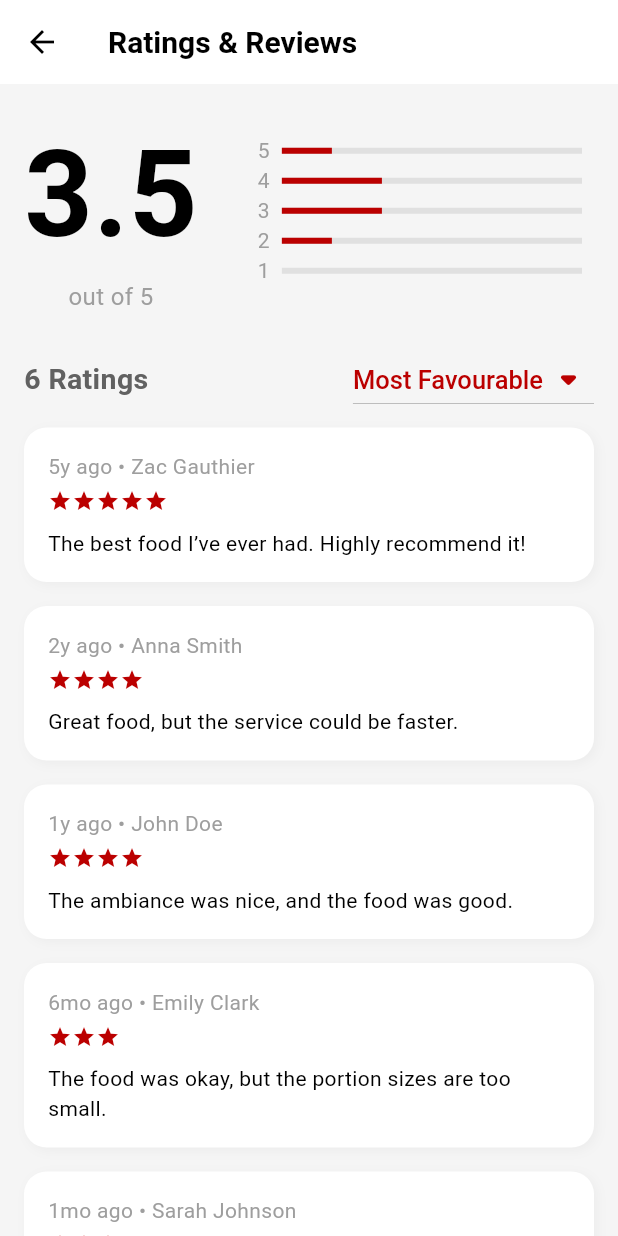
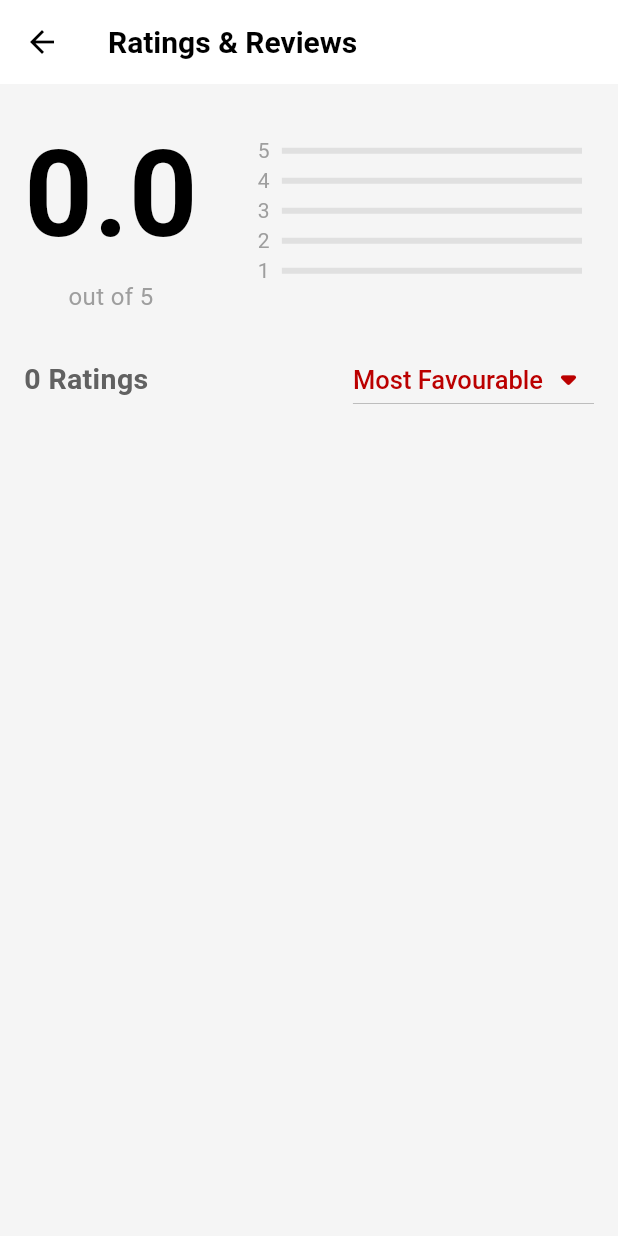
Before and after one commit to C04-PBP/mineat-mobile, a Flutter app: the FoodDetailsScreen screen opened directly with empty values, after a tap on "Ratings & Reviews", on a phone screen of 412 x 824 dp. Run offline on Flutter 3.47's test engine with Material 3 defaults, Android fonts, the phone set to English and light mode, and no system bars; our stand-ins replace smooth_page_indicator; missing offline and left inert: pbp_django_auth; network calls fail.

Commit message:
removing dummy

```diff
--- a/lib/screens/food_details_screen.dart
+++ b/lib/screens/food_details_screen.dart
@@ -45,81 +45,6 @@ class _FoodDetailsScreenState extends State<FoodDetailsScreen> {
   // Hardcoded data for each page
   bool isLoading = true;
   List<Map<String, dynamic>> reviewsData = [
-    {
-      'title': 'Amazing Food',
-      'rating': 5,
-      'reviewer': 'Zac Gauthier',
-      'timeAgo': '5y ago',
-      'content': 'The best food I’ve ever had. Highly recommend it!',
-      'response': 'We\'re thrilled you enjoyed your experience! Thank you!',
-    },
-    {
-      'title': 'Delicious',
-      'rating': 4,
-      'reviewer': 'Anna Smith',
-      'timeAgo': '2y ago',
-      'content': 'Great food, but the service could be faster.',
-      'response': 'We appreciate your feedback and will improve.',
-    },
-    {
-      'title': 'Good Experience',
-      'rating': 4,
-      'reviewer': 'John Doe',
-      'timeAgo': '1y ago',
-      'content': 'The ambiance was nice, and the food was good.',
-      'response': 'Thank you for your kind words!',
-    },
-    {
-      'title': 'Not bad',
-      'rating': 3,
-      'reviewer': 'Emily Clark',
-      'timeAgo': '6mo ago',
-      'content': 'The food was okay, but the portion sizes are too small.',
-      'response': 'We\'ll work on improving portion sizes. Thank you!',
-    },
-    {
-      'title': 'Disappointing',
-      'rating': 2,
-      'reviewer': 'Jake Williams',
-      'timeAgo': '3mo ago',
-      'content': 'Service was slow, and the food was cold.',
-      'response': 'We’re sorry to hear this. We’re working to improve!',
-    },
-    {
-      'title': 'Could be better',
-      'rating': 3,
-      'reviewer': 'Sarah Johnson',
-      'timeAgo': '1mo ago',
-      'content': 'The desserts were great, but the main course wasn’t.',
-      'response': 'Thank you for the feedback. We’ll improve!',
-    },
-  ];
-
-  final List<Map<String, dynamic>> reviewsDataHelpful = [
-    {
-      'title': 'Amazing Food',
-      'rating': 5,
-      'reviewer': 'Zac Gauthier',
-      'timeAgo': '5y ago',
-      'content': 'The best food I’ve ever had. Highly recommend it!',
-      'response': 'We\'re thrilled you enjoyed your experience! Thank you!',
-    },
-    {
-      'title': 'Delicious',
-      'rating': 4,
-      'reviewer': 'Anna Smith',
-      'timeAgo': '2y ago',
-      'content': 'Great food, but the service could be faster.',
-      'response': 'We appreciate your feedback and will improve.',
-    },
-    {
-      'title': 'Good Experience',
-      'rating': 4,
-      'reviewer': 'John Doe',
-      'timeAgo': '1y ago',
-      'content': 'The ambiance was nice, and the food was good.',
-      'response': 'Thank you for your kind words!',
-    },
   ];
 
   final List<Map<String, dynamic>> foodsYouMightLikeData = [
@@ -794,14 +719,14 @@ Future<void> _handleSubmitReviewDjango() async {
                                     MediaQuery.of(context).size.height * 0.25,
                                 child: PageView.builder(
                                   controller: _pageController,
-                                  itemCount: reviewsDataHelpful.length,
+                                  itemCount: reviewsData.length,
                                   onPageChanged: (index) {
                                     setState(() {
                                       _currentPageIndex = index;
                                     });
                                   },
                                   itemBuilder: (context, index) {
-                                    final review = reviewsDataHelpful[index];
+                                    final review = reviewsData[index];
                                     return Container(
                                       margin: const EdgeInsets.symmetric(
                                           horizontal: 10, vertical: 8),
@@ -823,7 +748,7 @@ Future<void> _handleSubmitReviewDjango() async {
                                             CrossAxisAlignment.start,
                                         children: [
                                           Text(
-                                            review['title'],
+                                            "${review['reviewer']}",
                                             style: const TextStyle(
                                               fontSize: 18,
                                               fontWeight: FontWeight.bold,
@@ -846,7 +771,7 @@ Future<void> _handleSubmitReviewDjango() async {
                                               ),
                                               const SizedBox(width: 8),
                                               Text(
-                                                "${review['timeAgo']} • ${review['reviewer']}",
+                                                "${review['timeAgo']}",
                                                 style: const TextStyle(
                                                   color: Colors.grey,
                                                   fontSize: 12,
@@ -861,21 +786,21 @@ Future<void> _handleSubmitReviewDjango() async {
                                               fontSize: 14,
                                             ),
                                           ),
-                                          const SizedBox(height: 12),
-                                          const Text(
-                                            "Chef Response",
-                                            style: TextStyle(
-                                              fontSize: 14,
-                                              fontWeight: FontWeight.bold,
-                                            ),
-                                          ),
-                                          const SizedBox(height: 4),
-                                          Text(
-                                            review['response'],
-                                            style: const TextStyle(
-                                              fontSize: 14,
-                                            ),
-                                          ),
+                                          // const SizedBox(height: 12),
+                                          // const Text(
+                                          //   "Chef Response",
+                                          //   style: TextStyle(
+                                          //     fontSize: 14,
+                                          //     fontWeight: FontWeight.bold,
+                                          //   ),
+                                          // ),
+                                          // const SizedBox(height: 4),
+                                          // Text(
+                                          //   review['response'],
+                                          //   style: const TextStyle(
+                                          //     fontSize: 14,
+                                          //   ),
+                                          // ),
                                         ],
                                       ),
                                     );
```
